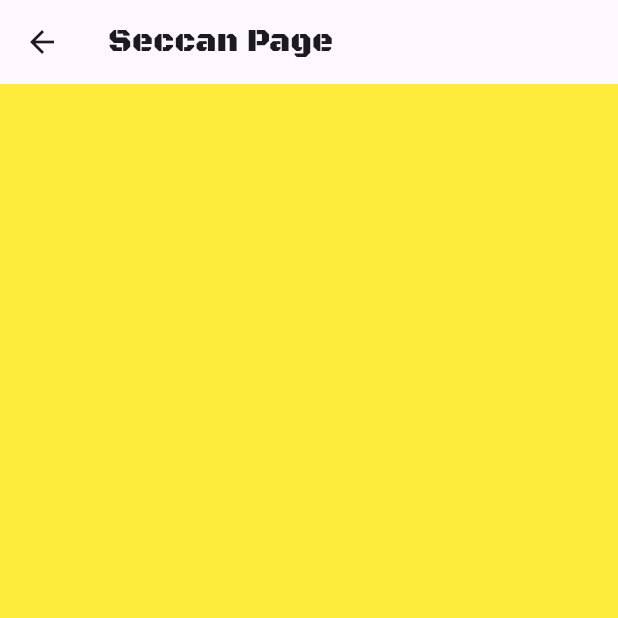
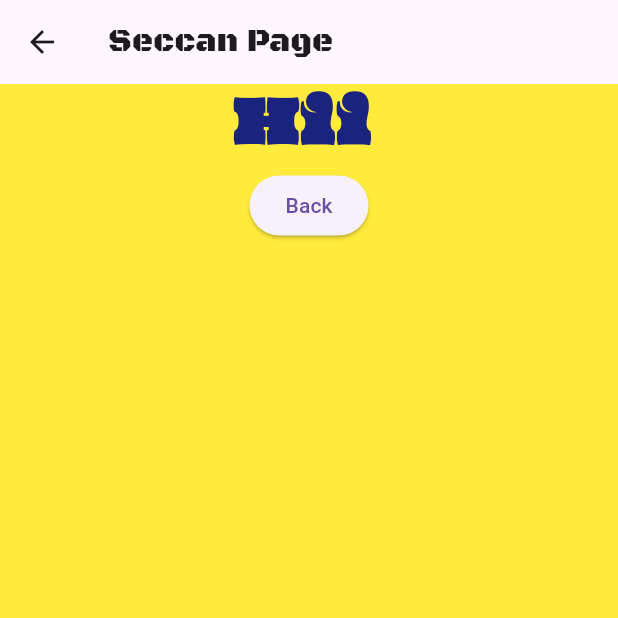
Before and after one commit to JeetDodiy/flutter-learning, a Flutter app: the screen it shows after launch, after a tap on "Click", on a phone screen of 412 x 824 dp, the top half of it. Run offline on Flutter 3.47's test engine with Material 3 defaults, Android fonts, the phone set to English and light mode, and no system bars; our stand-ins replace font_awesome_flutter; project files that could hold a hidden picture were left out.

Commit message:
create Textfilde and value ane page to Anther page

```diff
--- a/lib/home/appScreen/firstpage.dart
+++ b/lib/home/appScreen/firstpage.dart
@@ -9,6 +9,7 @@ class Firstpage extends StatefulWidget {
 }
 
 class _FirstpageState extends State<Firstpage> {
+  var textcon1 = TextEditingController();
   @override
   Widget build(BuildContext context) {
     return Scaffold(
@@ -19,20 +20,23 @@ class _FirstpageState extends State<Firstpage> {
         ),
         backgroundColor: Colors.lightGreenAccent,
       ),
-      body:Column(
+      body:Center(
+        child: Column(
             mainAxisAlignment: MainAxisAlignment.center,
+            crossAxisAlignment: CrossAxisAlignment.center,
             children: [
               Text(
                 "Hii this is my first page ",
                 style: TextStyle(fontSize: 28, color: Colors.blueAccent),
               ),
+              SizedBox(width: 450,child: TextField(controller: textcon1,style: TextStyle(fontSize: 24,fontFamily: 'Oi-Regular'),),height: 80,),
               SizedBox(
                 width: 100,
                 child: ElevatedButton(
                   onPressed: () {
                     Navigator.push(
                       context,
-                    MaterialPageRoute(builder: (context) => Intropage()),
+                      MaterialPageRoute(builder: (context) => Intropage(textcon1.text.toString())),
                     );
                   },
                   child: Text("Click"),
@@ -40,6 +44,7 @@ class _FirstpageState extends State<Firstpage> {
               ),
             ],
           ),
+      ),
       backgroundColor: Colors.purple,
     );
   }
--- a/lib/home/appScreen/intropage.dart
+++ b/lib/home/appScreen/intropage.dart
@@ -1,18 +1,34 @@
 import 'package:flutter/material.dart';
 
 class Intropage extends StatefulWidget {
-  const Intropage({super.key});
-
+  var homefromValu;
+  Intropage(this.homefromValu);
   @override
-  State<Intropage> createState() => _IntropageState();
+  State<Intropage> createState() => _IntropageState(homefromValu);
 }
 
 class _IntropageState extends State<Intropage> {
+
+  var valueformhome;
+  _IntropageState(this.valueformhome);
   @override
   Widget build(BuildContext context) {
     return Scaffold(
-      appBar: AppBar(title: Text("Seccan Page",style: TextStyle(fontFamily: 'BlackOpsOne'),),),
-      body: Container(color: Colors.yellow,),
+      appBar: AppBar(
+        title: Text("Seccan Page", style: TextStyle(fontFamily: 'BlackOpsOne')),
+      ),
+      body: Container(
+        color: Colors.yellow,
+        child: Center(
+          child: Column(children: [
+            Text('Hii $valueformhome',style: TextStyle(fontFamily: 'Oi-Regular',fontSize: 40,color: Colors.indigo.shade900),),
+            ElevatedButton(onPressed: () {
+              Navigator.pop(context);
+
+            }, child: Text('Back'))
+          ]),
+        ),
+      ),
     );
   }
 }
```
Lines whose indentation alone changed are shown as unchanged.
